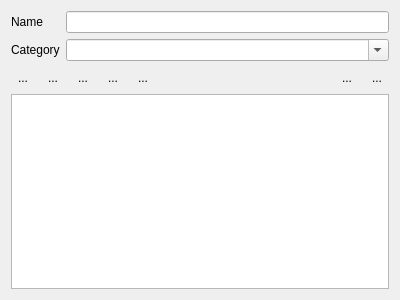
This is ui/GlobalVariables.ui in MonroeQuantumNetworks/IonControl as Qt 5 draws it before an edit. The edited form follows.
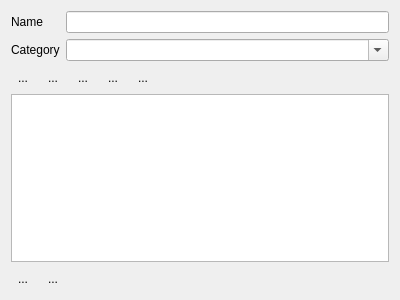
This is the edited form. Icons and pictures are not drawn. Custom widgets are drawn as their Qt base class.

Commit message: move buttons

What changed in the file:
```diff
--- a/ui/GlobalVariables.ui
+++ b/ui/GlobalVariables.ui
@@ -151,46 +151,6 @@
        </property>
       </spacer>
      </item>
-     <item>
-      <widget class="QToolButton" name="condensedViewButton">
-       <property name="toolTip">
-        <string>use condensed view</string>
-       </property>
-       <property name="text">
-        <string>...</string>
-       </property>
-       <property name="icon">
-        <iconset resource="Experiment.qrc">
-         <normaloff>:/other/icons/condense.png</normaloff>:/other/icons/condense.png</iconset>
-       </property>
-       <property name="checkable">
-        <bool>true</bool>
-       </property>
-       <property name="autoRaise">
-        <bool>true</bool>
-       </property>
-      </widget>
-     </item>
-     <item>
-      <widget class="QToolButton" name="showGridButton">
-       <property name="toolTip">
-        <string>show grid</string>
-       </property>
-       <property name="text">
-        <string>...</string>
-       </property>
-       <property name="icon">
-        <iconset resource="Experiment.qrc">
-         <normaloff>:/other/icons/gray-grid.png</normaloff>:/other/icons/gray-grid.png</iconset>
-       </property>
-       <property name="checkable">
-        <bool>true</bool>
-       </property>
-       <property name="autoRaise">
-        <bool>true</bool>
-       </property>
-      </widget>
-     </item>
     </layout>
    </item>
    <item>
@@ -236,6 +196,63 @@
      </property>
     </widget>
    </item>
+   <item>
+    <layout class="QHBoxLayout" name="horizontalLayout_2">
+     <item>
+      <widget class="QToolButton" name="showGridButton">
+       <property name="toolTip">
+        <string>show grid</string>
+       </property>
+       <property name="text">
+        <string>...</string>
+       </property>
+       <property name="icon">
+        <iconset resource="Experiment.qrc">
+         <normaloff>:/other/icons/gray-grid.png</normaloff>:/other/icons/gray-grid.png</iconset>
+       </property>
+       <property name="checkable">
+        <bool>true</bool>
+       </property>
+       <property name="autoRaise">
+        <bool>true</bool>
+       </property>
+      </widget>
+     </item>
+     <item>
+      <widget class="QToolButton" name="condensedViewButton">
+       <property name="toolTip">
+        <string>use condensed view</string>
+       </property>
+       <property name="text">
+        <string>...</string>
+       </property>
+       <property name="icon">
+        <iconset resource="Experiment.qrc">
+         <normaloff>:/other/icons/condense.png</normaloff>:/other/icons/condense.png</iconset>
+       </property>
+       <property name="checkable">
+        <bool>true</bool>
+       </property>
+       <property name="autoRaise">
+        <bool>true</bool>
+       </property>
+      </widget>
+     </item>
+     <item>
+      <spacer name="horizontalSpacer_2">
+       <property name="orientation">
+        <enum>Qt::Horizontal</enum>
+       </property>
+       <property name="sizeHint" stdset="0">
+        <size>
+         <width>40</width>
+         <height>20</height>
+        </size>
+       </property>
+      </spacer>
+     </item>
+    </layout>
+   </item>
   </layout>
  </widget>
  <customwidgets>
```
